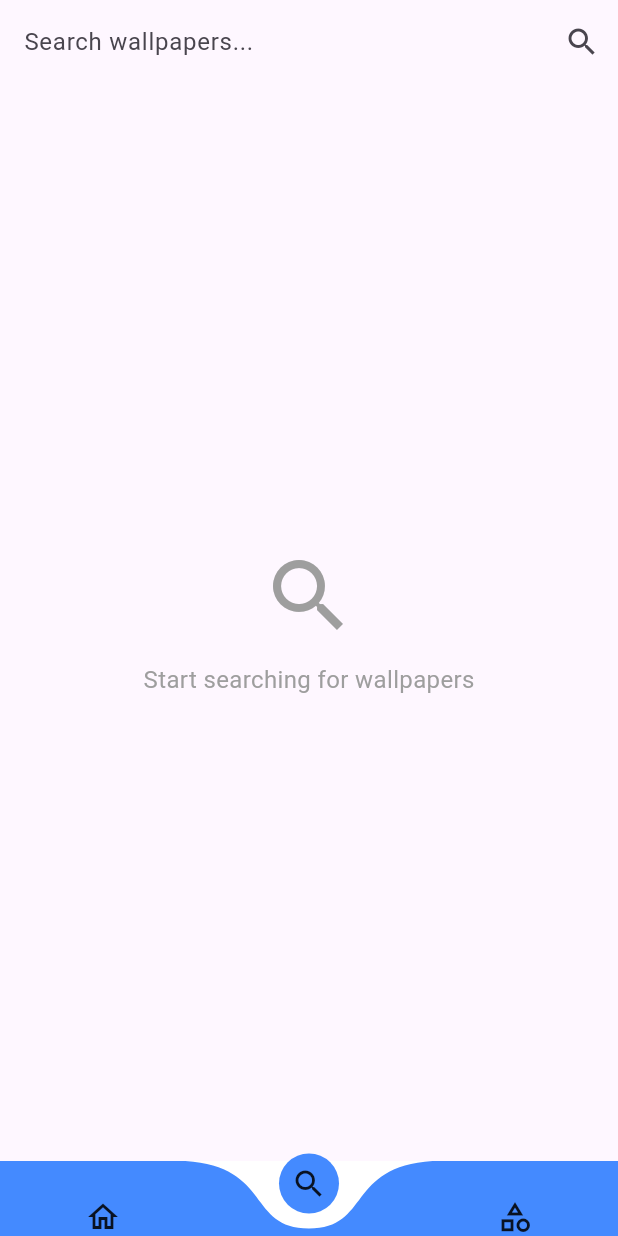
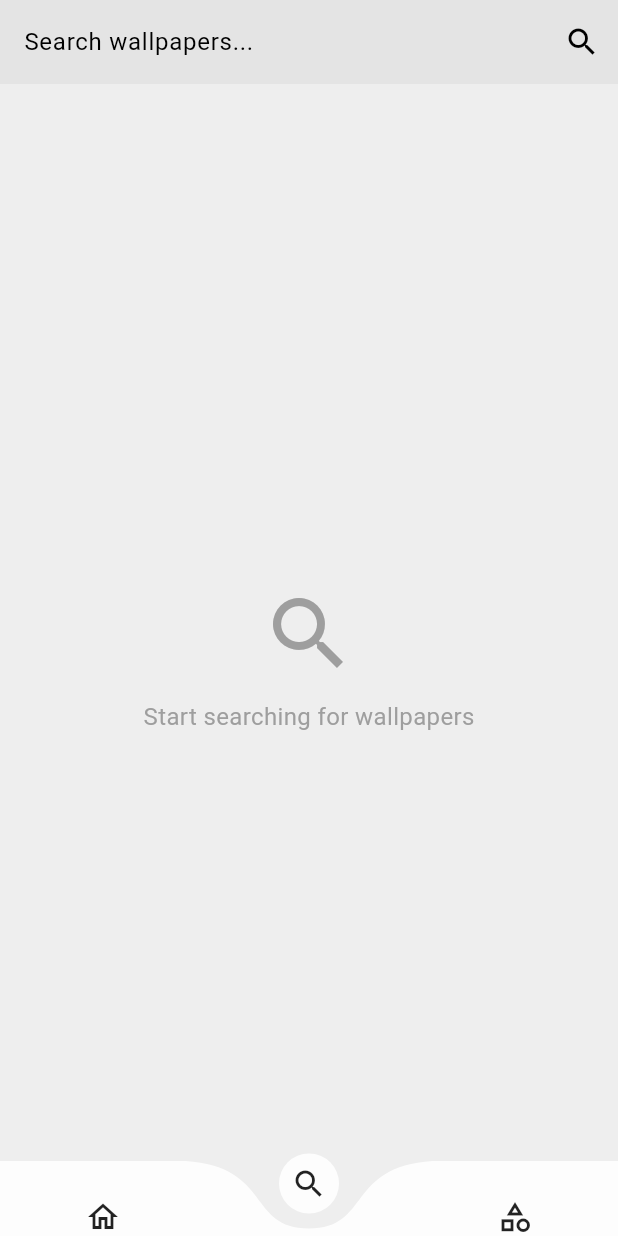
Before and after one commit to shivamdevelopment123/WalliQ, a Flutter app: the screen it shows after launch, item 2 of the bottom bar chosen, on a phone screen of 412 x 824 dp. Run offline on Flutter 3.47's test engine with Material 3 defaults, Android fonts, the phone set to English and light mode, and no system bars; drawn by our look-alikes of curved_navigation_bar; our stand-ins replace cached_network_image, carousel_slider, flutter_dotenv; network calls fail.

Commit message:
Implement Dark Mode and Enhance UI

```diff
--- a/lib/main.dart
+++ b/lib/main.dart
@@ -4,6 +4,8 @@ import 'package:provider/provider.dart';
 import 'package:walliq/pages/bottom_navigation.dart';
 import 'package:walliq/providers/wallpaper_provider.dart';
 import 'package:walliq/services/pexel_api.dart';
+import 'package:walliq/themes/dark_mode.dart';
+import 'package:walliq/themes/light_mode.dart';
 
 Future<void> main() async {
   WidgetsFlutterBinding.ensureInitialized();
@@ -22,14 +24,16 @@ class MyApp extends StatelessWidget {
     final api = PexelsApi(apiKey: pexelsKey);
     return MultiProvider(
       providers: [
-        ChangeNotifierProvider(create: (context) => WallpaperProvider(api: api)),
+        ChangeNotifierProvider(
+          create: (context) => WallpaperProvider(api: api),
+        ),
       ],
       child: MaterialApp(
         title: 'Flutter Demo',
         debugShowCheckedModeBanner: false,
-        theme: ThemeData(
-          colorScheme: ColorScheme.fromSeed(seedColor: Colors.deepPurple),
-        ),
+        theme: lightMode,
+        darkTheme: darkMode,
+        themeMode: ThemeMode.system,
         home: const BottomNavigation(),
       ),
     );
--- a/lib/pages/bottom_navigation.dart
+++ b/lib/pages/bottom_navigation.dart
@@ -32,9 +32,10 @@ class _BottomNavigationState extends State<BottomNavigation> {
   Widget build(BuildContext context) {
     return SafeArea(
       child: Scaffold(
+        extendBody: true,
         bottomNavigationBar: CurvedNavigationBar(
-            backgroundColor: Colors.white,
-            color: Colors.blueAccent,
+          backgroundColor: Colors.transparent,
+          color: Theme.of(context).colorScheme.inverseSurface,
           height: 50,
           animationCurve: Curves.easeInOut,
           animationDuration: Duration(milliseconds: 600),
@@ -47,7 +48,8 @@ class _BottomNavigationState extends State<BottomNavigation> {
             Icon(Icons.home_outlined),
             Icon(Icons.search_outlined),
             Icon(Icons.category_outlined),
-        ]),
+          ],
+        ),
         body: currentPage,
       ),
     );
--- a/lib/pages/search/search_screen.dart
+++ b/lib/pages/search/search_screen.dart
@@ -23,12 +23,14 @@ class _SearchState extends State<Search> {
 
     _scrollController.addListener(() {
       if (_scrollController.position.pixels >=
-          _scrollController.position.maxScrollExtent - 200 &&
+              _scrollController.position.maxScrollExtent - 200 &&
           !Provider.of<WallpaperProvider>(context, listen: false).searching &&
           _currentQuery.isNotEmpty) {
         _page++;
-        Provider.of<WallpaperProvider>(context, listen: false)
-            .search(_currentQuery, page: _page);
+        Provider.of<WallpaperProvider>(
+          context,
+          listen: false,
+        ).search(_currentQuery, page: _page);
       }
     });
   }
@@ -39,14 +41,17 @@ class _SearchState extends State<Search> {
       _currentQuery = query.trim();
       _page = 1;
     });
-    Provider.of<WallpaperProvider>(context, listen: false)
-        .search(_currentQuery, page: _page);
+    Provider.of<WallpaperProvider>(
+      context,
+      listen: false,
+    ).search(_currentQuery, page: _page);
   }
 
   @override
   Widget build(BuildContext context) {
     return Scaffold(
       appBar: AppBar(
+        elevation: 8,
         title: TextField(
           controller: _controller,
           decoration: InputDecoration(
@@ -102,8 +107,7 @@ class _SearchState extends State<Search> {
               mainAxisSpacing: 8,
               childAspectRatio: 0.66,
             ),
-            itemCount:
-            prov.searchResults.length + (prov.searching ? 1 : 0),
+            itemCount: prov.searchResults.length + (prov.searching ? 1 : 0),
             itemBuilder: (context, i) {
               if (i >= prov.searchResults.length) {
                 return const Center(child: CircularProgressIndicator());
--- a/lib/providers/wallpaper_provider.dart
+++ b/lib/providers/wallpaper_provider.dart
@@ -114,5 +114,4 @@ class WallpaperProvider extends ChangeNotifier{
       notifyListeners();
     }
   }
-
 }
--- /dev/null
+++ b/lib/themes/dark_mode.dart
@@ -0,0 +1,12 @@
+import 'package:flutter/material.dart';
+
+ThemeData darkMode = ThemeData(
+  colorScheme: ColorScheme.dark(
+      surface: Colors.grey.shade900,
+      primary: Colors.grey.shade600,
+      secondary: Colors.grey.shade800,
+      inversePrimary: Colors.grey.shade300,
+      inverseSurface: Colors.black.withOpacity(0.9)
+  ),
+  highlightColor: Colors.white,
+);
--- /dev/null
+++ b/lib/themes/light_mode.dart
@@ -0,0 +1,12 @@
+import 'package:flutter/material.dart';
+
+ThemeData lightMode = ThemeData(
+  colorScheme: ColorScheme.light(
+      surface: Colors.grey.shade200,
+      primary: Colors.grey.shade500,
+      secondary: Colors.grey.shade400,
+      inversePrimary: Colors.grey.shade900,
+      inverseSurface: Colors.white.withOpacity(0.9)
+  ),
+  highlightColor: Colors.white,
+);
```
Also changed, not shown: lib/pages/category/categories_screen.dart (+71 -41 lines), lib/pages/home/home_screen.dart (+38 -12 lines), lib/pages/reusable_screens/wallpaper_list_screen.dart (+30 -15 lines), lib/services/pexel_api.dart (+30 -4 lines), pubspec.yaml (+8 -0 lines), fonts/Poppins-Light.ttf (added), fonts/Poppins-Medium.ttf (added), fonts/Poppins-Regular.ttf (added). Lines whose indentation alone changed are shown as unchanged.
